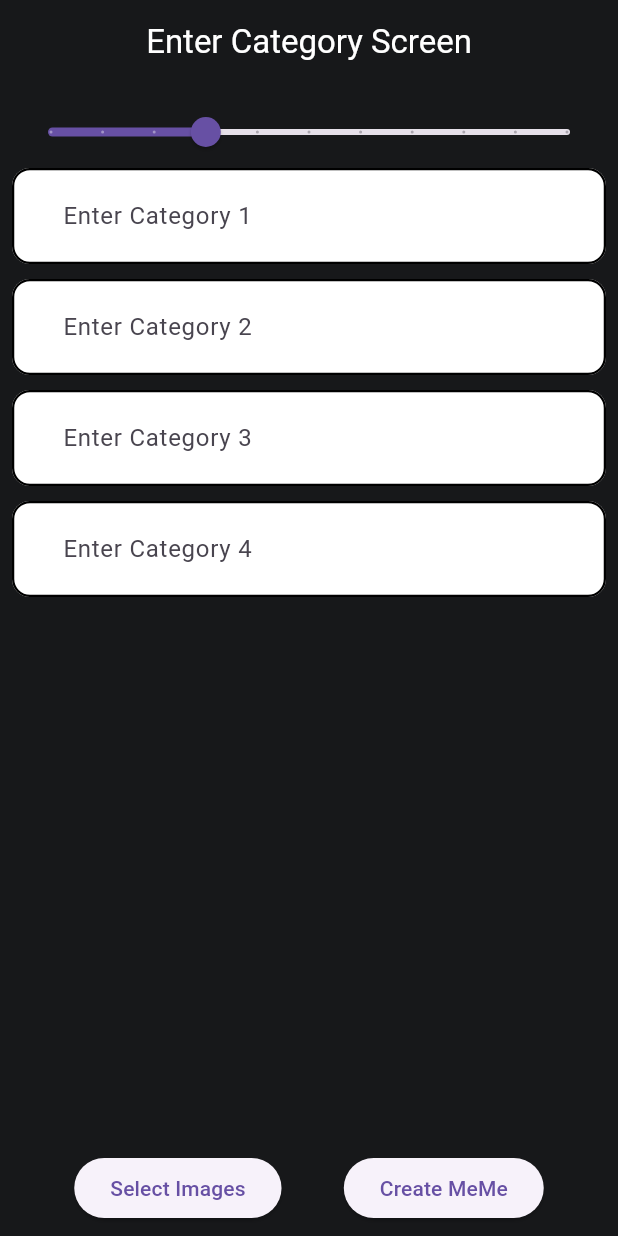
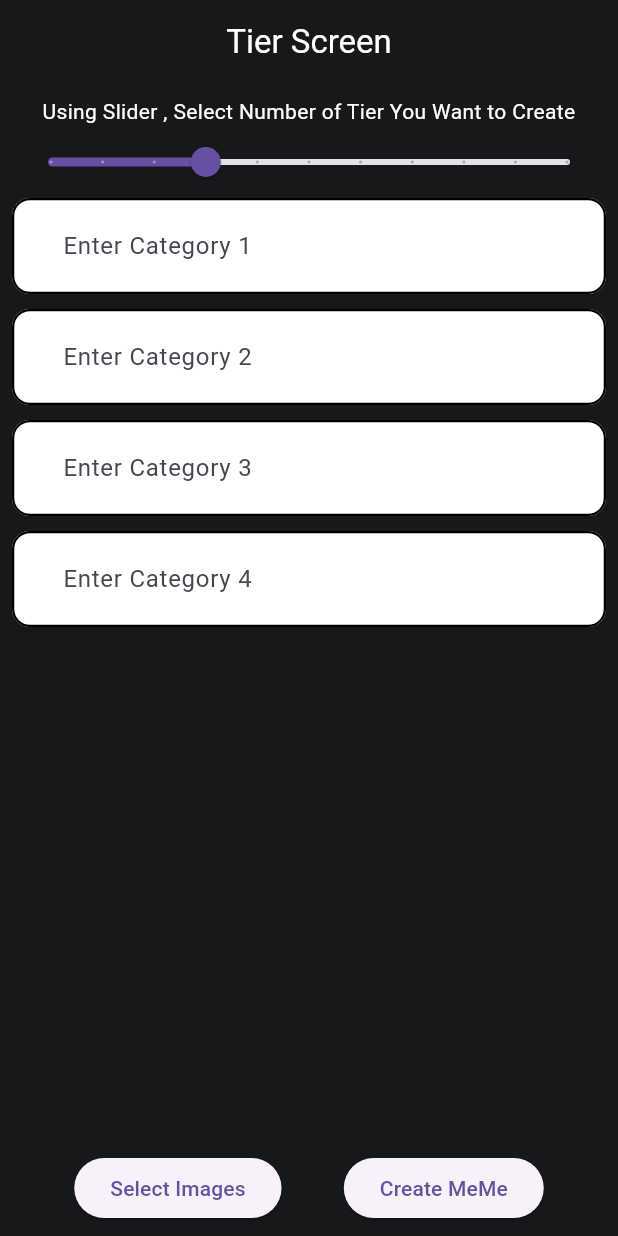
Before and after one commit to Dev-Adnani/Tier-List-Meme-Flutter, a Flutter app: the screen it shows after launch, on a phone screen of 412 x 824 dp. Run offline on Flutter 3.47's test engine with Material 3 defaults, Android fonts, the phone set to English and light mode, and no system bars; our stand-ins replace image_picker, share_plus.

Commit message:
Structure Change

```diff
--- a/lib/main.dart
+++ b/lib/main.dart
@@ -1,5 +1,5 @@
 import 'package:flutter/material.dart';
-import 'package:memex/enter_category_screen.dart';
+import 'package:memex/screens/enter_category_screen.dart';
 
 void main() {
   WidgetsFlutterBinding.ensureInitialized();
--- a/lib/enter_category_screen.dart
+++ b/lib/screens/enter_category_screen.dart
@@ -1,9 +1,8 @@
 import 'dart:io';
-import 'package:flutter/cupertino.dart';
 import 'package:flutter/material.dart';
 import 'package:image_picker/image_picker.dart';
-import 'package:memex/custom_text_field.dart';
-import 'package:memex/meme_screen.dart';
+import 'package:memex/widget/custom_text_field.dart';
+import 'package:memex/screens/meme_screen.dart';
 
 class EnterCategoryScreen extends StatefulWidget {
   const EnterCategoryScreen({super.key});
@@ -42,8 +41,7 @@ class _EnterCategoryScreenState extends State<EnterCategoryScreen> {
     return Scaffold(
       backgroundColor: const Color(0xFF17181A),
       appBar: AppBar(
-        title: const Text("Enter Category Screen",
-            style: TextStyle(color: Colors.white)),
+        title: const Text("Tier Screen", style: TextStyle(color: Colors.white)),
         centerTitle: true,
         backgroundColor: const Color(0xFF17181A),
       ),
@@ -53,6 +51,12 @@ class _EnterCategoryScreenState extends State<EnterCategoryScreen> {
           mainAxisAlignment: MainAxisAlignment.center,
           crossAxisAlignment: CrossAxisAlignment.center,
           children: [
+            const Text(
+                "Using Slider , Select Number of Tier You Want to Create",
+                textAlign: TextAlign.center,
+                style: TextStyle(
+                  color: Colors.white,
+                )),
             Slider(
               value: _currentSliderValue,
               max: 10,
```
Also changed, not shown: lib/screens/meme_screen.dart (renamed from lib/meme_screen.dart), lib/widget/custom_text_field.dart (renamed from lib/custom_text_field.dart).
